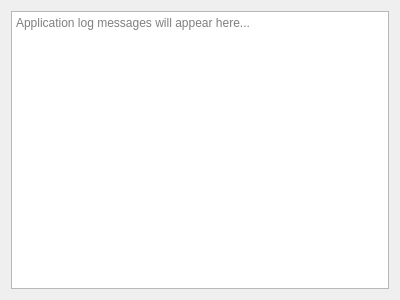
Old version of the form src/features/applog/widget/AppLogWidget.ui in the repository ChristianWSmith/qt6-template.
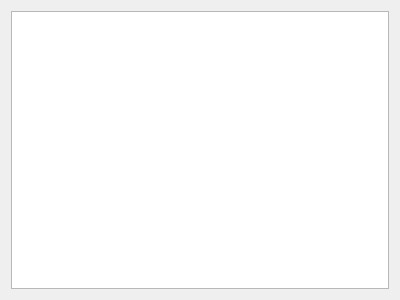
New version of the form.

```diff
--- a/src/features/applog/widget/AppLogWidget.ui
+++ b/src/features/applog/widget/AppLogWidget.ui
@@ -15,23 +15,7 @@
   </property>
   <layout class="QVBoxLayout" name="verticalLayout">
    <item>
-    <widget class="QTextEdit" name="logTextEdit">
-     <property name="readOnly">
-      <bool>true</bool>
-     </property>
-     <property name="lineWrapMode">
-      <enum>QTextEdit::WidgetWidth</enum>
-     </property>
-     <property name="verticalScrollBarPolicy">
-      <enum>Qt::ScrollBarAsNeeded</enum>
-     </property>
-     <property name="horizontalScrollBarPolicy">
-      <enum>Qt::ScrollBarAlwaysOff</enum>
-     </property>
-     <property name="placeholderText">
-      <string>Application log messages will appear here...</string>
-     </property>
-    </widget>
+    <widget class="QListWidget" name="logListWidget"/>
    </item>
   </layout>
  </widget>
```
